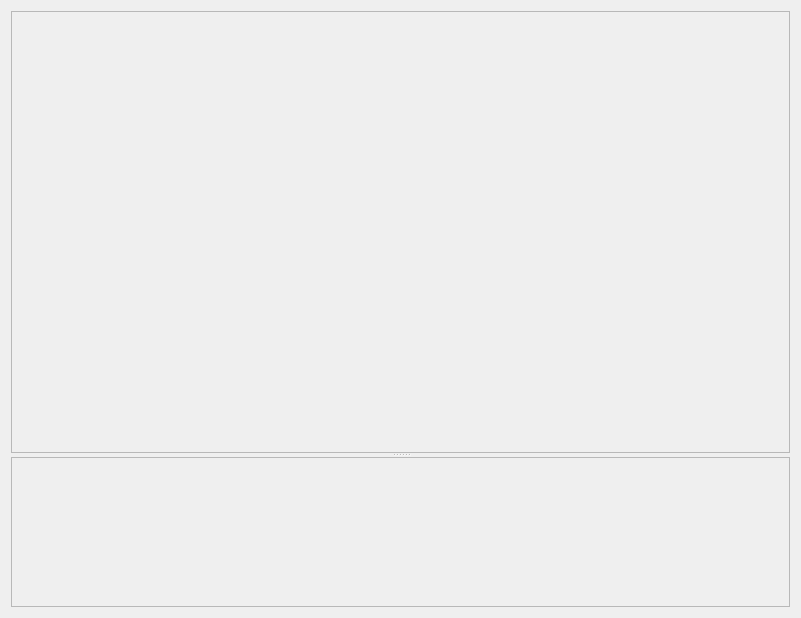
This is P5_desarrollo/src/mainUI.ui in danipeix13/Robotica as Qt 5 draws it before an edit. The edited form follows.
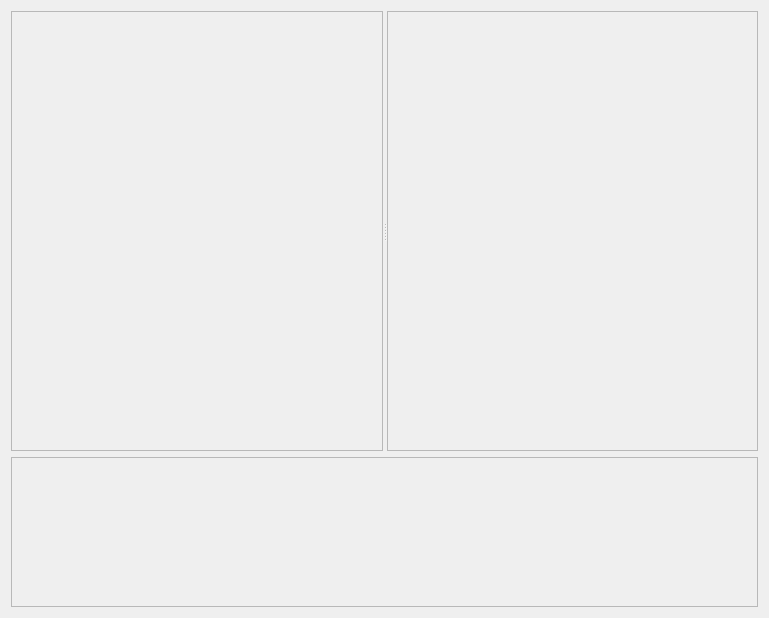
This is the edited form.

What changed in the file:
```diff
--- a/P5_desarrollo/src/mainUI.ui
+++ b/P5_desarrollo/src/mainUI.ui
@@ -6,20 +6,22 @@
    <rect>
     <x>0</x>
     <y>0</y>
-    <width>801</width>
+    <width>769</width>
     <height>618</height>
    </rect>
   </property>
   <property name="windowTitle">
    <string>Bug</string>
   </property>
+  <layout class="QVBoxLayout" name="verticalLayout_2">
+   <item>
   <layout class="QVBoxLayout" name="verticalLayout">
    <item>
     <widget class="QSplitter" name="splitter">
      <property name="orientation">
-      <enum>Qt::Vertical</enum>
-     </property>
-     <widget class="QFrame" name="frame">
+        <enum>Qt::Horizontal</enum>
+       </property>
+       <widget class="QFrame" name="frame_grid">
       <property name="sizePolicy">
        <sizepolicy hsizetype="Preferred" vsizetype="Expanding">
         <horstretch>0</horstretch>
@@ -33,6 +35,17 @@
        <enum>QFrame::Raised</enum>
       </property>
      </widget>
+       <widget class="QFrame" name="frame_graph">
+        <property name="frameShape">
+         <enum>QFrame::StyledPanel</enum>
+        </property>
+        <property name="frameShadow">
+         <enum>QFrame::Raised</enum>
+        </property>
+       </widget>
+      </widget>
+     </item>
+     <item>
      <widget class="QFrame" name="frame_2">
       <property name="maximumSize">
        <size>
@@ -47,7 +60,8 @@
        <enum>QFrame::Raised</enum>
       </property>
      </widget>
-    </widget>
+     </item>
+    </layout>
    </item>
   </layout>
  </widget>
```
Lines whose indentation alone changed are shown as unchanged.
